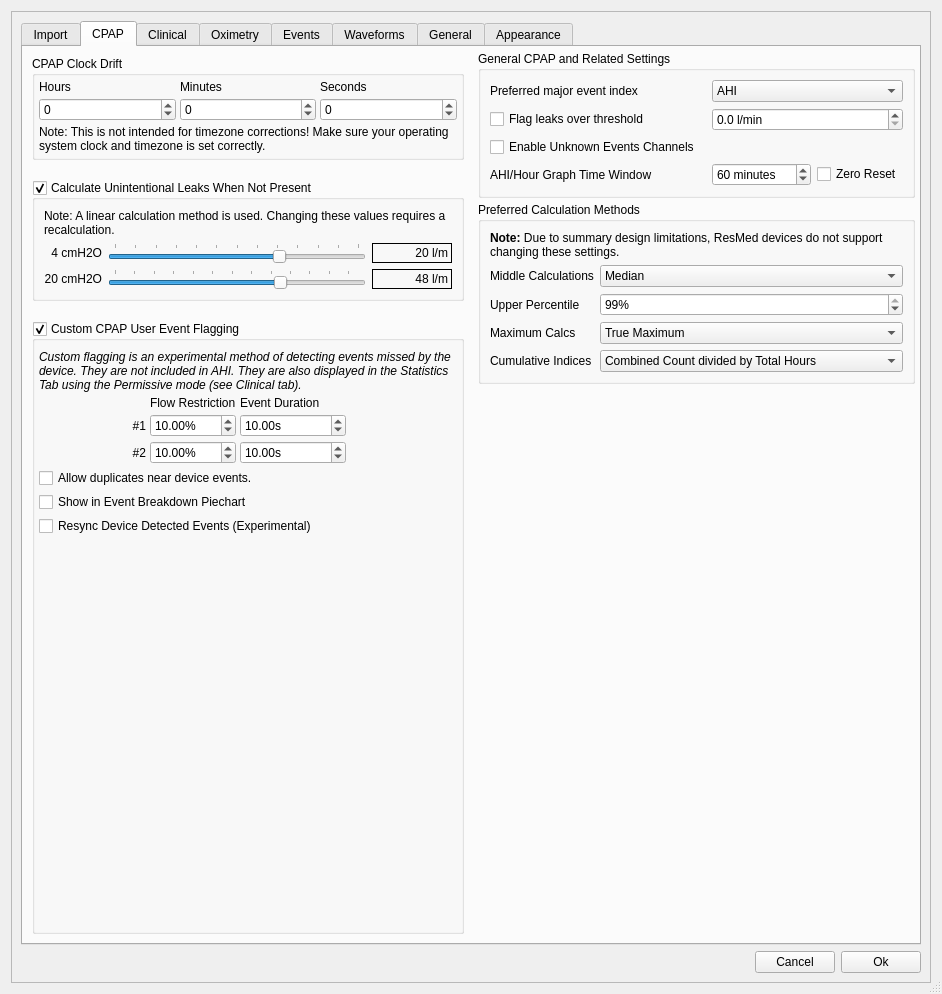
The window that oscar/preferencesdialog.ui (james-coder/OSCAR-code) describes before a commit, drawn with Qt 5.
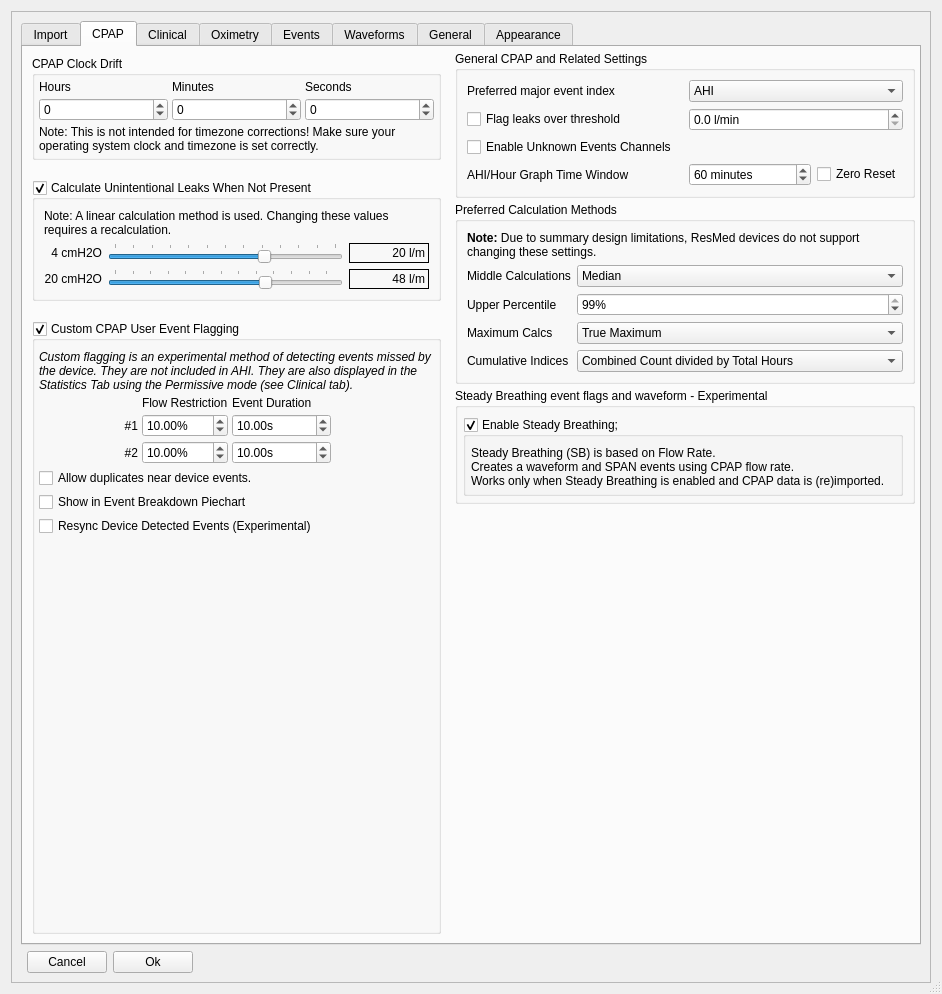
The same window after the commit. The open tabs and pages were chosen to show the change. Icons and pictures are not drawn.

Commit message: Add gui interface for SteadyBreathing

Patch:
```diff
--- a/oscar/preferencesdialog.ui
+++ b/oscar/preferencesdialog.ui
@@ -50,12 +50,7 @@
   <property name="widgetResizable">
   <bool>true</bool>
   </property>
-  <layout class="QVBoxLayout" name="">
-  <item>
   <widget class="QWidget" name="content">
-  <!-- end  scrollarea setup -->
-
-  <!-- start grid layout -->
   <layout class="QGridLayout" name="gridLayout_17">
    <item row="0" column="0" rowspan="2" colspan="4">
     <widget class="QWidget" name="widget_2" native="true">  
@@ -1483,6 +1478,126 @@
               </layout>
              </widget>
             </item>
+                <!-- START STEADY_BREATHING part1 -->
+                <item>
+                 <widget class="QGroupBox" name="steadyBreathingOverview">
+                  <property name="enabled">
+                   <bool>true</bool>
+                  </property>
+                   <property name="toolTip">
+                    <string>Permissive Mode MUST be enabled.  See Clinical Tab </string>
+                   </property>
+                  <property name="title">
+                   <string>Steady Breathing event flags and waveform - Experimental</string>
+                  </property>
+                  <property name="flat">
+                   <bool>false</bool>
+                  </property>
+                  <property name="checkable">
+                   <bool>false</bool>
+                  </property>
+                  <layout class="QVBoxLayout" name="verticalLayout_99">
+                   <property name="sizeConstraint">
+                    <enum>QLayout::SetMinimumSize</enum>
+                   </property>
+                   <property name="leftMargin">
+                    <number>5</number>
+                   </property>
+                   <property name="bottomMargin">
+                    <number>5</number>
+                   </property>
+                   <!--
+                   <item>
+                    <widget class="QLabel" name="label_60">
+                     <property name="text">
+                      <string> Permissive Mode MUST be enabled.  See Clinical Tab</string>
+                     </property>
+                    </widget>
+                   </item>
+                   -->
+                   <item>
+                    <widget class="QGroupBox" name="steadyBreathing">
+                     <property name="styleSheet">
+                      <string notr="true">QGroupBox[enabled=&quot;false&quot;] { color: gray; }</string>
+                     </property>
+                     <property name="title">
+                      <string>Enable Steady Breathing;</string>
+                     </property>
+                     <property name="flat">
+                      <bool>false</bool>
+                     </property>
+                     <property name="checkable">
+                      <bool>true</bool>
+                     </property>
+                     <layout class="QVBoxLayout" name="verticalLayout_15">
+                      <property name="sizeConstraint">
+                       <enum>QLayout::SetMinimumSize</enum>
+                      </property>
+                      <property name="leftMargin">
+                       <number>5</number>
+                      </property>
+                      <property name="bottomMargin">
+                       <number>5</number>
+                      </property>
+                      <item>
+                       <widget class="QLabel" name="label_61">
+                        <property name="text">
+                         <string>Steady Breathing (SB) is based on Flow Rate.
+Creates a waveform and SPAN events using CPAP flow rate.
+Works only when Steady Breathing is enabled and CPAP data is (re)imported.  </string>
+                        </property>
+                       </widget>
+                      </item>
+                      <!--   END   STEADY_BREATHING part1 -->
+                      <!--   START STEADY_BREATHING_ENHANCED_TESTING -->
+                      <!--
+                      <item>
+                       <layout class="QHBoxLayout" name="horizontalLayout_6">
+                        <item>
+                         <widget class="QSpinBox" name="steadyBreathingDuration">
+                          <property name="suffix">
+                           <string> Seconds</string>
+                          </property>
+                          <property name="value">
+                           <number>20</number>
+                          </property>
+                         </widget>
+                        </item>
+                        <item>
+                         <widget class="QDoubleSpinBox" name="steadyBreathingThreshold">
+                          <property name="minimum">
+                           <double>0.500000000000000</double>
+                          </property>
+                          <property name="maximum">
+                           <double>10.000000000000000</double>
+                          </property>
+                          <property name="singleStep">
+                           <double>0.500000000000000</double>
+                          </property>
+                          <property name="value">
+                           <double>1.510000000000000</double>
+                          </property>
+                         </widget>
+                        </item>
+                        <item>
+                         <widget class="QPushButton" name="resetSteadyBreathingDefaults">
+                          <property name="text">
+                           <string>Reset Defaults</string>
+                          </property>
+                         </widget>
+                        </item>
+                       </layout>
+                      </item>
+                      -->
+                      <!--   END STEADY_BREATHING_ENHANCED_TESTING -->
+                      <!-- START STEADY_BREATHING part2 -->
+                     </layout>
+                    </widget>
+                   </item>
+                  </layout>
+                 </widget>
+                </item>
+                <!--  END STEADY_BREATHING part2 -->
             <item>
              <spacer name="verticalSpacer_4">
               <property name="orientation">
@@ -3434,21 +3549,21 @@
      </layout>
     </widget>
    </item>
-   <item row="2" column="2">
+       <item row="2" column="1">
     <widget class="QPushButton" name="cancelButton">
      <property name="text">
       <string>Cancel</string>
      </property>
     </widget>
    </item>
-   <item row="2" column="3">
+       <item row="2" column="2">
     <widget class="QPushButton" name="okButton">
      <property name="text">
       <string>Ok</string>
      </property>
     </widget>
    </item>
-   <item row="2" column="0">
+       <item row="2" column="3">
     <spacer name="horizontalSpacer_5">
      <property name="orientation">
       <enum>Qt::Horizontal</enum>
@@ -3461,13 +3576,9 @@
      </property>
     </spacer>
    </item>
-  </layout> <!-- terminate grid layout -->
-
-  <!-- terminat  scrollarea setup -->
-  </widget>
-  </item>
-  </layout>
-  </widget>
+      </layout>
+     </widget>
+    </widget>
   </item>
   </layout>
   <!-- terminat  scrollarea setup -->
```
Left out of the diff: 8 changed lines with no effect on the pictures. Lines whose indentation alone changed are shown as unchanged. The commit also changes 6 other files.
